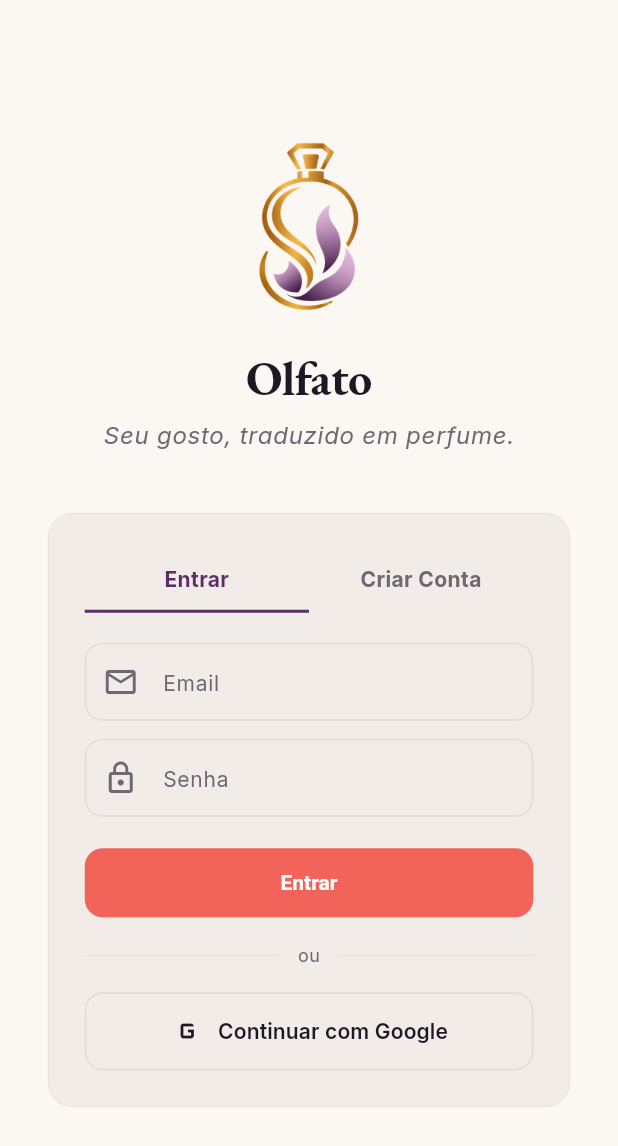
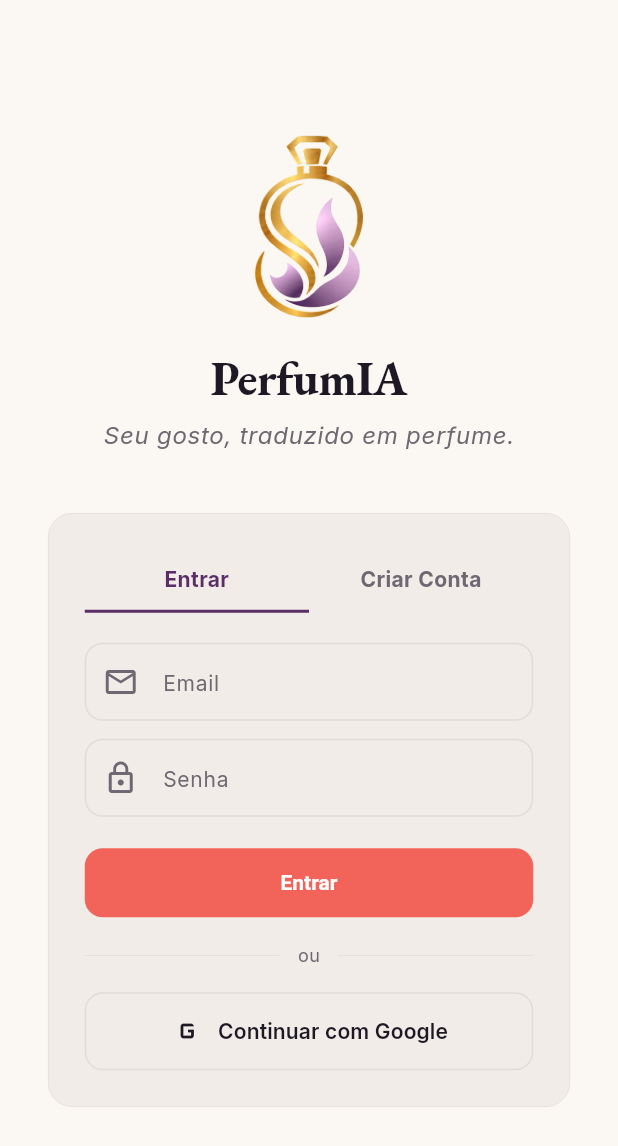
Before and after one commit to tenqueiroga/essencia-app, a Flutter app: the screen it shows after launch, on a phone screen of 412 x 824 dp. Shown: the top 1146 px of the screen. Run offline on Flutter 3.47's test engine with Material 3 defaults, Android fonts, the phone set to English and light mode, and no system bars; our stand-ins replace cached_network_image, camera, dio, flutter_riverpod, flutter_secure_storage, flutter_svg and 5 more; missing offline and left inert: dart:html, dart:js_util, dart:ui_web.

Commit message:
feat(rebrand): rename to PerfumIA - replace all logos, icons, text references

```diff
--- a/lib/app/main_shell.dart
+++ b/lib/app/main_shell.dart
@@ -345,7 +345,7 @@ class _BrandLogo extends StatelessWidget {
       height: 50,
       fit: BoxFit.contain,
       placeholderBuilder: (context) => const Text(
-        'OLFATO',
+        'PERFUMIA',
         style: TextStyle(
           fontSize: 20,
           fontWeight: FontWeight.w700,
--- a/lib/features/auth/presentation/login_page.dart
+++ b/lib/features/auth/presentation/login_page.dart
@@ -64,7 +64,7 @@ class _LoginPageState extends ConsumerState<LoginPage> {
                 ),
                 const SizedBox(height: 16),
                 Text(
-                  'Olfato',
+                  'PerfumIA',
                   style: Theme.of(context).textTheme.headlineLarge?.copyWith(
                         color: OlfatoTokens.ink,
                         fontWeight: FontWeight.bold,
--- a/lib/features/onboarding/presentation/onboarding_page.dart
+++ b/lib/features/onboarding/presentation/onboarding_page.dart
@@ -162,7 +162,7 @@ class _OnboardingPageState extends ConsumerState<OnboardingPage> {
             ),
           ),
           const SizedBox(height: 24),
-          Text('Bem-vindo ao Olfato', style: GoogleFonts.ebGaramond(fontSize: 28, fontWeight: FontWeight.w700, color: OlfatoTokens.ink), textAlign: TextAlign.center),
+          Text('Bem-vindo ao PerfumIA', style: GoogleFonts.ebGaramond(fontSize: 28, fontWeight: FontWeight.w700, color: OlfatoTokens.ink), textAlign: TextAlign.center),
           const SizedBox(height: 12),
           Text('Seu gosto, traduzido em perfume.', style: GoogleFonts.inter(fontSize: 15, color: OlfatoTokens.gray, fontStyle: FontStyle.italic), textAlign: TextAlign.center),
           const SizedBox(height: 32),
--- a/lib/main.dart
+++ b/lib/main.dart
@@ -24,7 +24,7 @@ class PerfumeCollectionApp extends ConsumerWidget {
     final themeMode = ref.watch(themeProvider);
 
     return MaterialApp.router(
-      title: 'Olfato',
+      title: 'PerfumIA',
       debugShowCheckedModeBanner: false,
       theme: OlfatoTheme.lightTheme,
       darkTheme: OlfatoTheme.darkTheme,
--- a/pubspec.yaml
+++ b/pubspec.yaml
@@ -1,5 +1,5 @@
 name: frontend
-description: "Olfato - Seu gosto, traduzido em perfume."
+description: "PerfumIA - Seu gosto, traduzido em perfume."
 publish_to: 'none'
 version: 1.0.0+1
 
```
Also changed, not shown: assets/images/olfato_logo_horizontal.png, assets/images/olfato_logo_horizontal.svg, assets/images/olfato_simbolo.png, 33 other files.
